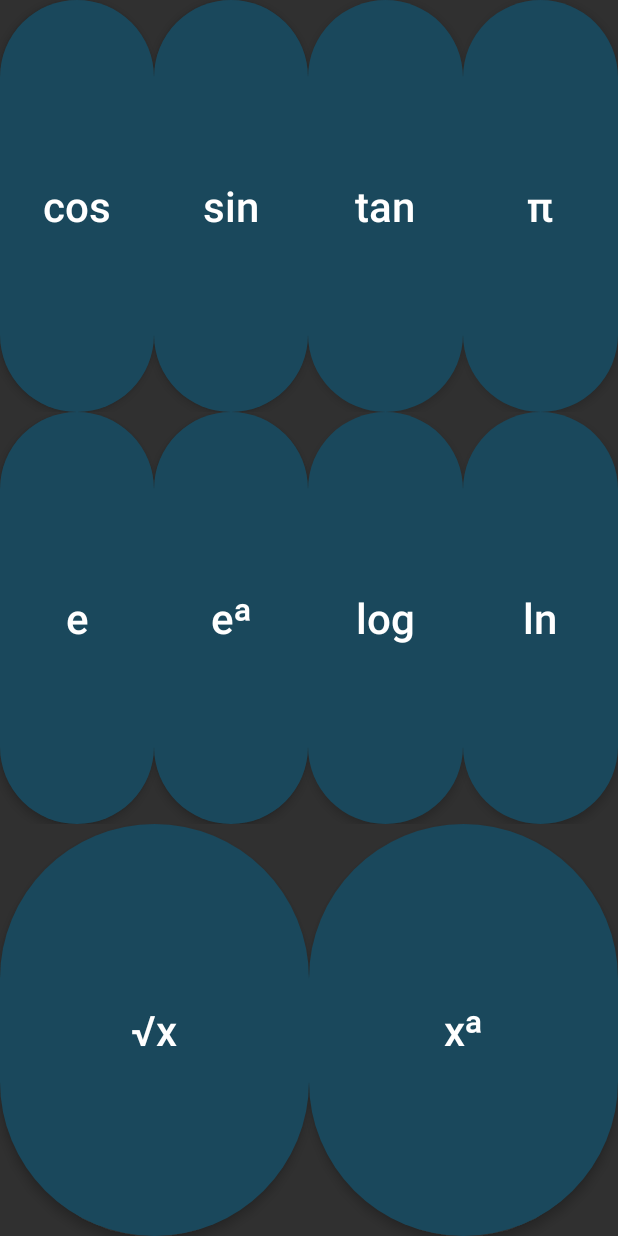
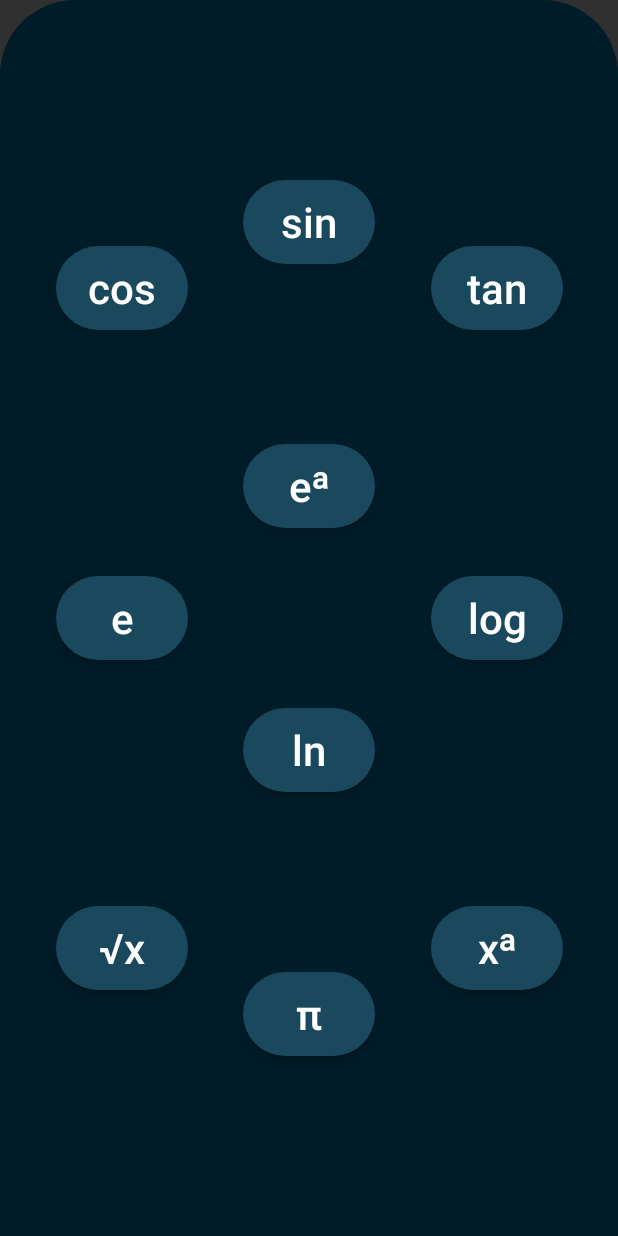
Before and after one commit to kernelpanic69/Calc, an Android app: the layout functions_layout.xml on its own in the app's theme, with its tools: preview values and no code run, on a phone screen of 412 x 824 dp. Run offline under Robolectric (Android 15) with nearby library versions, the phone set to English and light mode, and no system bars.

Commit message:
Updated functions_layout.xml

```diff
--- a/app/src/main/res/layout/activity_main.xml
+++ b/app/src/main/res/layout/activity_main.xml
@@ -41,13 +41,13 @@
             app:layout_constraintTop_toBottomOf="@id/mainInput">
 
             <include
+                android:id="@+id/functionButtons"
+                layout="@layout/functions_layout"
+                android:visibility="visible" />
+
+            <include
                 android:id="@+id/mainButtons"
                 layout="@layout/main_buttons_layout" />
-
-            <include
-                android:id="@+id/functionButtons"
-                layout="@layout/functions_layout"
-                android:visibility="gone" />
 
         </FrameLayout>
 
--- a/app/src/main/res/layout/functions_layout.xml
+++ b/app/src/main/res/layout/functions_layout.xml
@@ -1,109 +1,159 @@
 <?xml version="1.0" encoding="utf-8"?>
-<layout xmlns:android="http://schemas.android.com/apk/res/android">
+<layout xmlns:app="http://schemas.android.com/apk/res-auto"
+    xmlns:tools="http://schemas.android.com/tools"
+    xmlns:android="http://schemas.android.com/apk/res/android">
 
-    <TableLayout
+    <androidx.constraintlayout.widget.ConstraintLayout
+        android:id="@+id/functionButtons"
+        style="@style/Container"
         android:layout_width="match_parent"
         android:layout_height="match_parent"
-            android:id="@+id/functionButtons">
+        app:layout_constraintEnd_toEndOf="@+id/btnSin"
+        app:layout_constraintStart_toEndOf="@+id/btnSin">
 
-        <TableRow
-                android:layout_width="match_parent"
-                android:layout_height="match_parent"
-                android:layout_weight="1">
 
         <Button
             android:id="@+id/btnCos"
             style="@style/Button.Function"
-                    android:layout_width="match_parent"
-                    android:layout_height="match_parent"
-                    android:layout_weight="1"
-                    android:text="@string/btn_cos" />
+            android:layout_width="wrap_content"
+            android:layout_height="@dimen/button_box"
+            android:text="@string/btn_cos"
+            app:layout_constraintBottom_toTopOf="@+id/btnExp"
+            app:layout_constraintEnd_toStartOf="@+id/btnSin"
+            app:layout_constraintHorizontal_bias="0.5"
+            app:layout_constraintStart_toStartOf="parent"
+            app:layout_constraintTop_toTopOf="parent"
+            tools:layout_conversion_absoluteHeight="219dp"
+            tools:layout_conversion_absoluteWidth="103dp" />
 
         <Button
             android:id="@+id/btnSin"
             style="@style/Button.Function"
-                    android:layout_width="match_parent"
-                    android:layout_height="match_parent"
-                    android:layout_weight="1"
-                    android:text="@string/btn_sin" />
+            android:layout_width="wrap_content"
+            android:layout_height="@dimen/button_box"
+            android:text="@string/btn_sin"
+            app:layout_constraintBottom_toTopOf="@+id/btnExpA"
+            app:layout_constraintEnd_toStartOf="@+id/btnTan"
+            app:layout_constraintHorizontal_bias="0.5"
+            app:layout_constraintStart_toEndOf="@+id/btnCos"
+            app:layout_constraintTop_toTopOf="parent"
+            tools:layout_conversion_absoluteHeight="219dp"
+            tools:layout_conversion_absoluteWidth="103dp" />
 
         <Button
             android:id="@+id/btnTan"
             style="@style/Button.Function"
-                    android:layout_width="match_parent"
-                    android:layout_height="match_parent"
-                    android:layout_weight="1"
-                    android:text="@string/btn_tan" />
+            android:layout_width="wrap_content"
+            android:layout_height="@dimen/button_box"
+            android:text="@string/btn_tan"
+            app:layout_constraintBottom_toTopOf="@+id/btnLog"
+            app:layout_constraintEnd_toEndOf="parent"
+            app:layout_constraintHorizontal_bias="0.5"
+            app:layout_constraintStart_toEndOf="@+id/btnSin"
+            app:layout_constraintTop_toTopOf="parent"
+            tools:layout_conversion_absoluteHeight="219dp"
+            tools:layout_conversion_absoluteWidth="103dp" />
+
 
         <Button
             android:id="@+id/btnPi"
             style="@style/Button.Function"
-                    android:layout_width="match_parent"
-                    android:layout_height="match_parent"
-                    android:layout_weight="1"
-                    android:text="@string/btn_pi" />
-        </TableRow>
-
-        <TableRow
-                android:layout_width="match_parent"
-                android:layout_height="match_parent"
-                android:layout_weight="1">
+            android:layout_width="wrap_content"
+            android:layout_height="@dimen/button_box"
+            android:text="@string/btn_pi"
+            app:layout_constraintBottom_toBottomOf="parent"
+            app:layout_constraintEnd_toEndOf="parent"
+            app:layout_constraintHorizontal_bias="0.5"
+            app:layout_constraintStart_toStartOf="parent"
+            app:layout_constraintTop_toBottomOf="@+id/btnLn"
+            tools:layout_conversion_absoluteHeight="219dp"
+            tools:layout_conversion_absoluteWidth="103dp" />
 
         <Button
             android:id="@+id/btnExp"
             style="@style/Button.Function"
-                    android:layout_width="match_parent"
-                    android:layout_height="match_parent"
-                    android:layout_weight="1"
-                    android:text="@string/btn_exp" />
+            android:layout_width="wrap_content"
+            android:layout_height="@dimen/button_box"
+            android:text="@string/btn_exp"
+            app:layout_constraintBottom_toTopOf="@+id/btnSqrt"
+            app:layout_constraintEnd_toStartOf="@+id/btnExpA"
+            app:layout_constraintHorizontal_bias="0.5"
+            app:layout_constraintStart_toStartOf="parent"
+            app:layout_constraintTop_toBottomOf="@+id/btnCos"
+            tools:layout_conversion_absoluteHeight="219dp"
+            tools:layout_conversion_absoluteWidth="103dp" />
 
         <Button
             android:id="@+id/btnExpA"
             style="@style/Button.Function"
-                    android:layout_width="match_parent"
-                    android:layout_height="match_parent"
-                    android:layout_weight="1"
-                    android:text="@string/btn_exp_a" />
+            android:layout_width="wrap_content"
+            android:layout_height="@dimen/button_box"
+            android:text="@string/btn_exp_a"
+            app:layout_constraintBottom_toTopOf="@+id/btnLn"
+            app:layout_constraintEnd_toStartOf="@+id/btnLog"
+            app:layout_constraintHorizontal_bias="0.5"
+            app:layout_constraintStart_toEndOf="@+id/btnExp"
+            app:layout_constraintTop_toBottomOf="@+id/btnSin"
+            tools:layout_conversion_absoluteHeight="219dp"
+            tools:layout_conversion_absoluteWidth="103dp" />
 
         <Button
             android:id="@+id/btnLog"
             style="@style/Button.Function"
-                    android:layout_width="match_parent"
-                    android:layout_height="match_parent"
-                    android:layout_weight="1"
-                    android:text="@string/btn_log" />
+            android:layout_width="wrap_content"
+            android:layout_height="@dimen/button_box"
+            android:text="@string/btn_log"
+            app:layout_constraintBottom_toTopOf="@+id/btnPowA"
+            app:layout_constraintEnd_toEndOf="parent"
+            app:layout_constraintHorizontal_bias="0.5"
+            app:layout_constraintStart_toEndOf="@+id/btnExpA"
+            app:layout_constraintTop_toBottomOf="@+id/btnTan"
+            tools:layout_conversion_absoluteHeight="219dp"
+            tools:layout_conversion_absoluteWidth="103dp" />
+
 
         <Button
             android:id="@+id/btnLn"
             style="@style/Button.Function"
-                    android:layout_width="match_parent"
-                    android:layout_height="match_parent"
-                    android:layout_weight="1"
-                    android:text="@string/btn_ln" />
-
-        </TableRow>
-
-        <TableRow
-                android:layout_width="match_parent"
-                android:layout_height="match_parent"
-                android:layout_weight="1">
+            android:layout_width="wrap_content"
+            android:layout_height="@dimen/button_box"
+            android:text="@string/btn_ln"
+            app:layout_constraintBottom_toTopOf="@+id/btnPi"
+            app:layout_constraintEnd_toStartOf="@+id/btnPowA"
+            app:layout_constraintHorizontal_bias="0.5"
+            app:layout_constraintStart_toEndOf="@+id/btnSqrt"
+            app:layout_constraintTop_toBottomOf="@+id/btnExpA"
+            tools:layout_conversion_absoluteHeight="219dp"
+            tools:layout_conversion_absoluteWidth="103dp" />
 
         <Button
             android:id="@+id/btnSqrt"
             style="@style/Button.Function"
-                    android:layout_width="match_parent"
-                    android:layout_height="match_parent"
-                    android:layout_weight="1"
-                    android:text="@string/btn_sqrt" />
+            android:layout_width="wrap_content"
+            android:layout_height="@dimen/button_box"
+            android:text="@string/btn_sqrt"
+            app:layout_constraintBottom_toBottomOf="parent"
+            app:layout_constraintEnd_toStartOf="@+id/btnLn"
+            app:layout_constraintHorizontal_bias="0.5"
+            app:layout_constraintStart_toStartOf="parent"
+            app:layout_constraintTop_toBottomOf="@+id/btnExp"
+            tools:layout_conversion_absoluteHeight="220dp"
+            tools:layout_conversion_absoluteWidth="206dp" />
 
         <Button
             android:id="@+id/btnPowA"
             style="@style/Button.Function"
-                    android:layout_width="match_parent"
-                    android:layout_height="match_parent"
-                    android:layout_weight="1"
-                    android:text="@string/btn_pow_a" />
-        </TableRow>
+            android:layout_width="wrap_content"
+            android:layout_height="@dimen/button_box"
+            android:text="@string/btn_pow_a"
+            app:layout_constraintBottom_toBottomOf="parent"
+            app:layout_constraintEnd_toEndOf="parent"
+            app:layout_constraintHorizontal_bias="0.5"
+            app:layout_constraintStart_toEndOf="@+id/btnLn"
+            app:layout_constraintTop_toBottomOf="@+id/btnLog"
+            tools:layout_conversion_absoluteHeight="220dp"
+            tools:layout_conversion_absoluteWidth="206dp" />
 
-    </TableLayout>
+
+    </androidx.constraintlayout.widget.ConstraintLayout>
 </layout>
```
Lines whose indentation alone changed are shown as unchanged.
